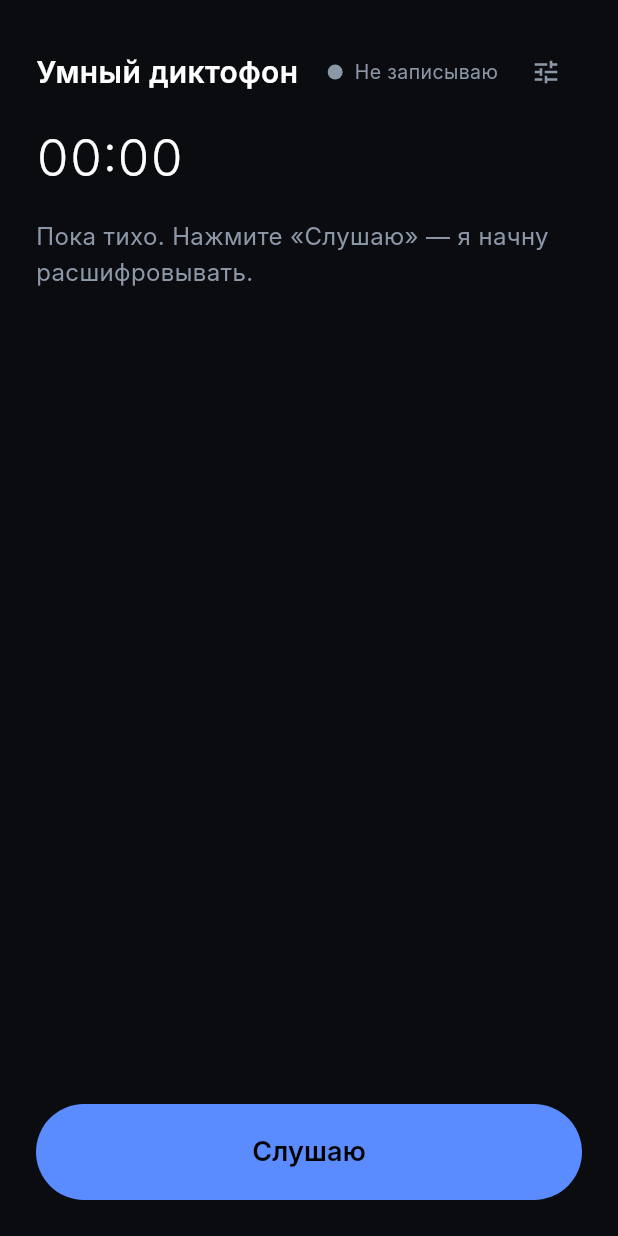
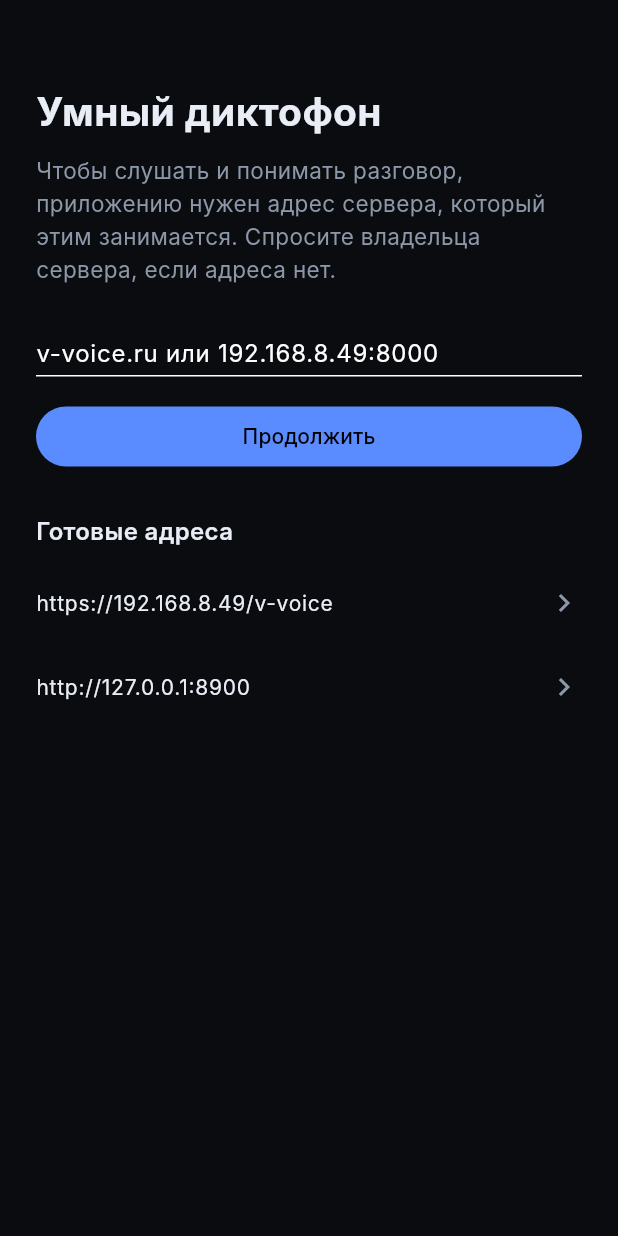
Before and after one commit to dominumuniversi-cpu/v-voice, a Flutter app: the screen it shows after launch, on a phone screen of 412 x 824 dp. Run offline on Flutter 3.47's test engine with Material 3 defaults, Android fonts, the phone set to English and light mode, and no system bars; our stand-ins replace shared_preferences; Roboto replaces fonts that are missing (Inter).

Commit message:
feat(apps): the first run asks for the server address

```diff
--- a/apps/mobile/lib/src/app_config.dart
+++ b/apps/mobile/lib/src/app_config.dart
@@ -11,7 +11,7 @@ class AppConfig {
       : _transport = transport ?? RealHttpTransport(baseUrl: ServerSettings.normalize(serverUrl));
 
   /// Адрес по умолчанию: прод-сервер проекта. Меняется на экране настроек.
-  static const String defaultServer = 'https://v-voice.vernadsky-npc.ru';
+  static const String defaultServer = '';
 
   final String serverUrl;
   /// Токен устройства из настроек: сервер без него не пустит, если он не открыт.
--- /dev/null
+++ b/apps/mobile/lib/src/first_run_screen.dart
@@ -0,0 +1,97 @@
+import 'package:flutter/material.dart';
+
+import 'server_settings.dart';
+import 'theme.dart';
+
+/// Первый запуск: человек выбирает адрес сервера.
+///
+/// Почему это отдельный экран, а не «настройки в глубине»: без адреса приложение не работает вовсе.
+/// Раньше оно молча стучалось в выдуманный домен, показывало «сервер не ответил», и человек
+/// решал, что приложение сломано, — хотя ему просто нужно было указать адрес.
+class FirstRunScreen extends StatefulWidget {
+  const FirstRunScreen({super.key, required this.onSaved});
+
+  /// Сохраняет выбранный адрес и продолжает запуск.
+  final Future<void> Function(String) onSaved;
+
+  @override
+  State<FirstRunScreen> createState() => _FirstRunScreenState();
+}
+
+class _FirstRunScreenState extends State<FirstRunScreen> {
+  final _field = TextEditingController();
+  String? _problem;
+  bool _busy = false;
+
+  @override
+  void dispose() {
+    _field.dispose();
+    super.dispose();
+  }
+
+  Future<void> _submit() async {
+    final raw = _field.text.trim();
+    final problem = ServerSettings.problem(raw);
+    if (problem != null) {
+      setState(() => _problem = problem);
+      return;
+    }
+    setState(() {
+      _busy = true;
+      _problem = null;
+    });
+    await widget.onSaved(raw);
+    if (mounted) setState(() => _busy = false);
+  }
+
+  @override
+  Widget build(BuildContext context) {
+    return Scaffold(
+      backgroundColor: VVTheme.bg,
+      body: SafeArea(
+        child: ListView(
+          padding: const EdgeInsets.all(24),
+          children: [
+            const SizedBox(height: 32),
+            const Text('Умный диктофон', style: TextStyle(fontSize: 26, fontWeight: FontWeight.w700, color: VVTheme.ink)),
+            const SizedBox(height: 10),
+            const Text(
+              'Чтобы слушать и понимать разговор, приложению нужен адрес сервера, который этим занимается. '
+              'Спросите владельца сервера, если адреса нет.',
+              style: TextStyle(fontSize: 15, height: 1.45, color: VVTheme.inkMuted),
+            ),
+            const SizedBox(height: 28),
+            TextField(
+              controller: _field,
+              keyboardType: TextInputType.url,
+              decoration: const InputDecoration(hintText: 'v-voice.ru или 192.168.8.49:8000', isDense: true),
+              onSubmitted: (_) => _submit(),
+            ),
+            if (_problem != null) ...[
+              const SizedBox(height: 10),
+              Text(_problem!, style: const TextStyle(fontSize: 13, color: VVTheme.warn)),
+            ],
+            const SizedBox(height: 16),
+            FilledButton(
+              onPressed: _busy ? null : _submit,
+              child: Text(_busy ? 'Проверяю…' : 'Продолжить'),
+            ),
+            const SizedBox(height: 28),
+            const Text('Готовые адреса', style: TextStyle(fontSize: 16, fontWeight: FontWeight.w600, color: VVTheme.ink)),
+            const SizedBox(height: 8),
+            for (final preset in ServerSettings.presets)
+              ListTile(
+                contentPadding: EdgeInsets.zero,
+                title: Text(preset, style: const TextStyle(fontSize: 14, color: VVTheme.ink)),
+                trailing: const Icon(Icons.chevron_right, color: VVTheme.inkMuted),
+                onTap: () {
+                  _field.text = preset;
+                  _submit();
+                },
+              ),
+          ],
+        ),
+      ),
+    );
+  }
+}
--- a/apps/mobile/lib/src/server_scope.dart
+++ b/apps/mobile/lib/src/server_scope.dart
@@ -1,5 +1,6 @@
 import 'package:flutter/material.dart';
 
+import 'first_run_screen.dart';
 import 'theme.dart';
 
 import 'app_config.dart';
@@ -101,6 +102,11 @@ class _ServerScopeLoaderState extends State<ServerScopeLoader> {
     if (url == null) {
       return const ColoredBox(color: VVTheme.bg);
     }
+    // Адреса ещё нет — приложение не должно молча ходить в выдуманный домен и показывать
+    // «сервер не ответил». Первый шаг человека — выбрать адрес, и он делается сразу.
+    if (url.isEmpty) {
+      return FirstRunScreen(onSaved: (raw) => _change(raw));
+    }
     return ServerScope(
       serverUrl: url,
       deviceToken: _token,
--- a/apps/mobile/lib/src/server_settings.dart
+++ b/apps/mobile/lib/src/server_settings.dart
@@ -10,8 +10,9 @@ class ServerSettings {
   /// Токен устройства: сервер пускает только своих. Пустой — сервер открыт (режим разработки).
   final String deviceToken;
 
+  /// Готовые адреса. Выдуманного домена здесь нет намеренно: предлагать адрес, который
+  /// никогда не ответит, хуже, чем не предлагать ничего.
   static const List<String> presets = [
-    'https://v-voice.vernadsky-npc.ru',
     'https://192.168.8.49/v-voice',
     'http://127.0.0.1:8900',
   ];
```
Also changed, not shown: 3 other files.
